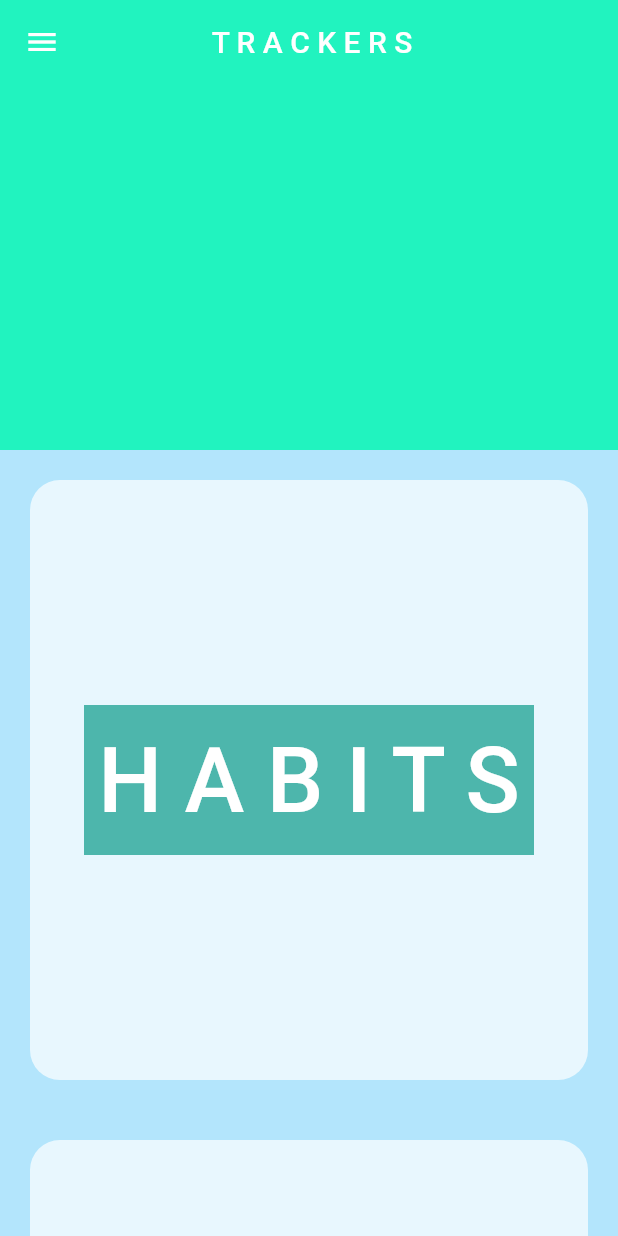
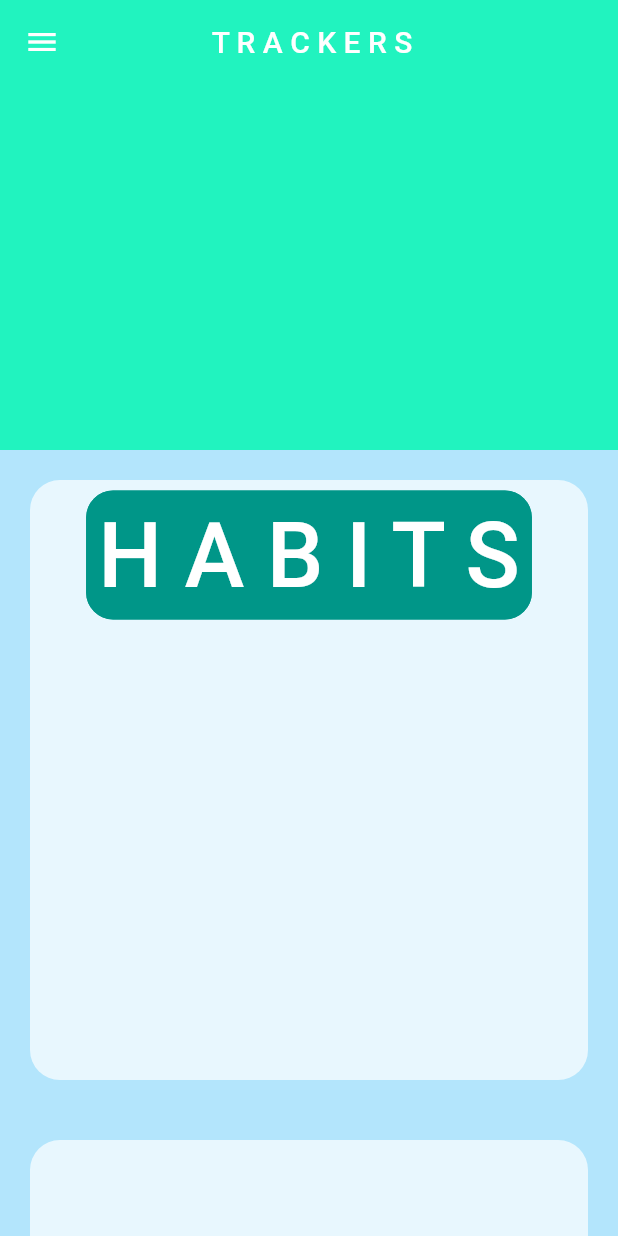
Before and after one commit to Lagrossa/COSC_4319, a Flutter app: the TrackersDirectory screen opened by its route, on a phone screen of 412 x 824 dp. Run offline on Flutter 3.47's test engine with Material 2 defaults, Android fonts, the phone set to English and light mode, and no system bars; our stand-ins replace firebase_auth, firebase_core, flutter_heatmap_calendar, flutter_slidable, google_nav_bar; accounts and stored records are empty; network calls fail.

Commit message:
Fixed errors.
Fixed some code; no print statements in production code.

Began heatmap implementation.

```diff
--- a/lib/Features/User_Auth/Presentation/Pages/trackers_directory.dart
+++ b/lib/Features/User_Auth/Presentation/Pages/trackers_directory.dart
@@ -1,4 +1,5 @@
-import 'package:firebase_auth/firebase_auth.dart';
+import 'package:addvisor/components/drawer_nav.dart';
+import 'package:addvisor/components/habit_heat_map.dart';
 import 'package:flutter/material.dart';
 
 class TrackersDirectory extends StatelessWidget {
@@ -30,13 +31,20 @@ class TrackersDirectory extends StatelessWidget {
                 Container(
                     height: 400,
                     color: Colors.white70,
-                    alignment: Alignment(0, 0),
+                    alignment: Alignment(0, -1),
                     child: Container(
                       height: 100,
                       width: 300,
-                      color: Colors.teal[300],
                       alignment: Alignment.center,
                       child: TextButton(
+                        style: ButtonStyle(
+                            backgroundColor:
+                                MaterialStateProperty.all(Colors.teal),
+                            shape: MaterialStateProperty.all<
+                                    RoundedRectangleBorder>(
+                                RoundedRectangleBorder(
+                                    borderRadius: BorderRadius.circular(18.0),
+                                    side: BorderSide(color: Colors.teal)))),
                         child: Text(
                           'H A B I T S',
                           style: TextStyle(
@@ -67,9 +75,18 @@ class TrackersDirectory extends StatelessWidget {
                     child: Container(
                       height: 100,
                       width: 300,
-                      color: Color.fromARGB(255, 119, 248, 184),
                       alignment: Alignment.center,
                       child: TextButton(
+                        style: ButtonStyle(
+                            backgroundColor: MaterialStateProperty.all(
+                                Color.fromARGB(255, 119, 248, 184)),
+                            shape: MaterialStateProperty.all<
+                                    RoundedRectangleBorder>(
+                                RoundedRectangleBorder(
+                                    borderRadius: BorderRadius.circular(18.0),
+                                    side: BorderSide(
+                                        color: Color.fromARGB(
+                                            255, 119, 248, 184))))),
                         child: Text(
                           'S Y M P T O M S',
                           style: TextStyle(
@@ -120,56 +137,7 @@ class TrackersDirectory extends StatelessWidget {
           ),
         ),
       ]),
-      drawer: Drawer(
-        child: Container(
-          color: Colors.blue[600],
-          child: ListView(
-            children: [
-              DrawerHeader(
-                child: Center(
-                  child: Icon(
-                    Icons.person,
-                    size: 100,
-                  ),
-                ),
-              ),
-              ListTile(
-                leading: Icon(Icons.home),
-                title: Text('Home Screen'),
-                onTap: () {
-                  Navigator.pushNamed(context, "/home");
-                },
-              ),
-              ListTile(
-                leading: Icon(Icons.checklist_sharp),
-                title: Text('Tasks'),
-                onTap: () {
-                  Navigator.pushNamed(context, "/tasks");
-                },
-              ),
-              ListTile(
-                leading: Icon(Icons.medical_services_outlined),
-                title: Text('Medication'),
-              ),
-              ListTile(
-                leading: Icon(Icons.event_repeat),
-                title: Text('Trackers'),
-                onTap: () {
-                  Navigator.pushNamed(context, "/trackers");
-                },
-              ),
-              ListTile(
-                leading: Icon(Icons.exit_to_app),
-                title: Text('Sign Out'),
-                onTap: () {
-                  FirebaseAuth.instance.signOut();
-                  Navigator.pushNamed(context, "/login");
-                },
-              ),
-            ],
-          ),
-        ),
-      ),
+      drawer: DrawerNav(),
     );
   }
 }
--- a/pubspec.yaml
+++ b/pubspec.yaml
@@ -41,6 +41,7 @@ dependencies:
   google_nav_bar: ^5.0.6
   awesome_notifications: ^0.8.2
   flutter_slidable: ^1.2.0
+  flutter_heatmap_calendar: ^1.0.5
 
 dev_dependencies:
   flutter_test:
```
Also changed, not shown: lib/Features/User_Auth/Presentation/Pages/home_screen.dart (+2 -32 lines), lib/Features/User_Auth/Presentation/Pages/signUp_screen.dart (+20 -15 lines), lib/components/habit_heat_map.dart (added, +35 -0 lines), pubspec.lock.
